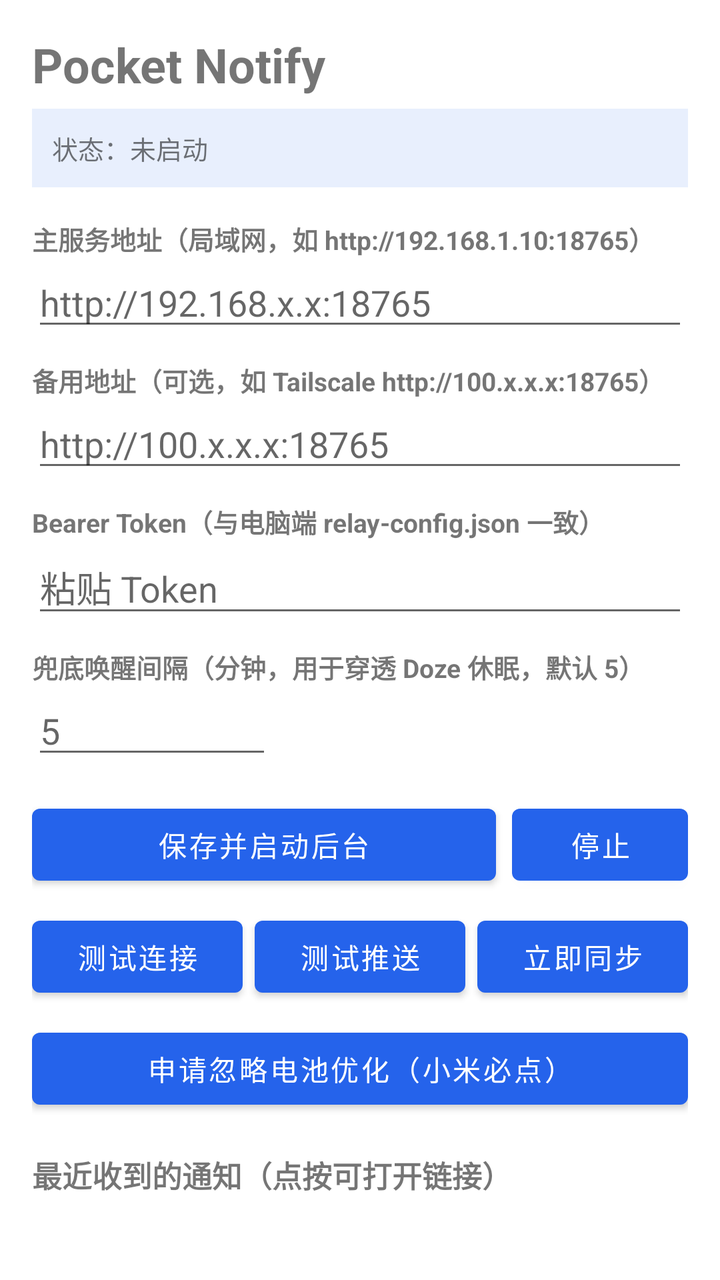
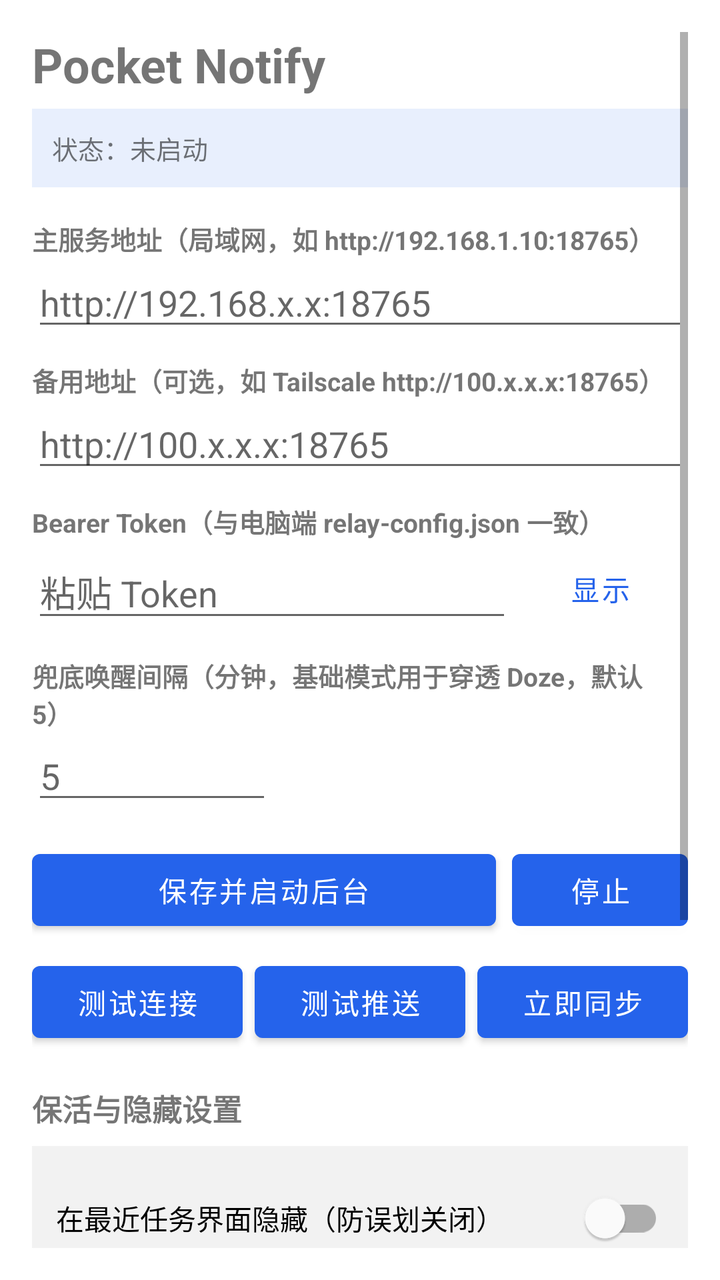

An Android layout rendered at two revisions. The XML below is the earlier revision; the diff shows what the commit changed to produce the second picture.
<!-- AndroidManifest.xml: application theme Theme.PocketNotify -->
<!-- res/layout/activity_main.xml -->
<?xml version="1.0" encoding="utf-8"?>
<ScrollView xmlns:android="http://schemas.android.com/apk/res/android"
    android:layout_width="match_parent"
    android:layout_height="match_parent"
    android:fillViewport="true"
    android:padding="16dp">

    <LinearLayout
        android:layout_width="match_parent"
        android:layout_height="wrap_content"
        android:orientation="vertical">

        <TextView
            android:layout_width="match_parent"
            android:layout_height="wrap_content"
            android:text="Pocket Notify"
            android:textSize="24sp"
            android:textStyle="bold" />

        <TextView
            android:id="@+id/tvStatus"
            android:layout_width="match_parent"
            android:layout_height="wrap_content"
            android:layout_marginTop="6dp"
            android:padding="10dp"
            android:background="#1A2563EB"
            android:text="状态：未启动"
            android:textSize="13sp" />

        <TextView
            android:layout_width="match_parent"
            android:layout_height="wrap_content"
            android:layout_marginTop="16dp"
            android:text="主服务地址（局域网，如 http://192.168.1.10:18765）"
            android:textSize="13sp"
            android:textStyle="bold" />

        <EditText
            android:id="@+id/etPrimaryUrl"
            android:layout_width="match_parent"
            android:layout_height="wrap_content"
            android:hint="http://192.168.x.x:18765"
            android:inputType="textUri"
            android:singleLine="true" />

        <TextView
            android:layout_width="match_parent"
            android:layout_height="wrap_content"
            android:layout_marginTop="10dp"
            android:text="备用地址（可选，如 Tailscale http://100.x.x.x:18765）"
            android:textSize="13sp"
            android:textStyle="bold" />

        <EditText
            android:id="@+id/etBackupUrl"
            android:layout_width="match_parent"
            android:layout_height="wrap_content"
            android:hint="http://100.x.x.x:18765"
            android:inputType="textUri"
            android:singleLine="true" />

        <TextView
            android:layout_width="match_parent"
            android:layout_height="wrap_content"
            android:layout_marginTop="10dp"
            android:text="Bearer Token（与电脑端 relay-config.json 一致）"
            android:textSize="13sp"
            android:textStyle="bold" />

        <EditText
            android:id="@+id/etToken"
            android:layout_width="match_parent"
            android:layout_height="wrap_content"
            android:hint="粘贴 Token"
            android:inputType="textVisiblePassword"
            android:singleLine="true" />

        <TextView
            android:layout_width="match_parent"
            android:layout_height="wrap_content"
            android:layout_marginTop="10dp"
            android:text="兜底唤醒间隔（分钟，用于穿透 Doze 休眠，默认 5）"
            android:textSize="13sp"
            android:textStyle="bold" />

        <EditText
            android:id="@+id/etInterval"
            android:layout_width="120dp"
            android:layout_height="wrap_content"
            android:hint="5"
            android:inputType="number"
            android:singleLine="true" />

        <LinearLayout
            android:layout_width="match_parent"
            android:layout_height="wrap_content"
            android:layout_marginTop="14dp"
            android:orientation="horizontal">

            <Button
                android:id="@+id/btnSaveStart"
                android:layout_width="0dp"
                android:layout_height="wrap_content"
                android:layout_weight="1"
                android:text="保存并启动后台" />

            <Button
                android:id="@+id/btnStop"
                android:layout_width="wrap_content"
                android:layout_height="wrap_content"
                android:layout_marginStart="8dp"
                android:text="停止" />
        </LinearLayout>

        <LinearLayout
            android:layout_width="match_parent"
            android:layout_height="wrap_content"
            android:layout_marginTop="8dp"
            android:orientation="horizontal">

            <Button
                android:id="@+id/btnTestConn"
                android:layout_width="0dp"
                android:layout_height="wrap_content"
                android:layout_weight="1"
                android:text="测试连接" />

            <Button
                android:id="@+id/btnSelfTest"
                android:layout_width="0dp"
                android:layout_height="wrap_content"
                android:layout_marginStart="6dp"
                android:layout_weight="1"
                android:text="测试推送" />

            <Button
                android:id="@+id/btnSyncNow"
                android:layout_width="0dp"
                android:layout_height="wrap_content"
                android:layout_marginStart="6dp"
                android:layout_weight="1"
                android:text="立即同步" />
        </LinearLayout>

        <Button
            android:id="@+id/btnBattery"
            android:layout_width="match_parent"
            android:layout_height="wrap_content"
            android:layout_marginTop="8dp"
            android:text="申请忽略电池优化（小米必点）" />

        <TextView
            android:layout_width="match_parent"
            android:layout_height="wrap_content"
            android:layout_marginTop="18dp"
            android:text="最近收到的通知（点按可打开链接）"
            android:textSize="15sp"
            android:textStyle="bold" />

        <LinearLayout
            android:id="@+id/llHistory"
            android:layout_width="match_parent"
            android:layout_height="wrap_content"
            android:layout_marginTop="8dp"
            android:orientation="vertical" />

    </LinearLayout>
</ScrollView>
<!-- resources referenced by this layout -->
<resources>
  <style name="Theme.PocketNotify" parent="Theme.MaterialComponents.DayNight.NoActionBar">
          <item name="colorPrimary">#2563EB</item>
          <item name="colorPrimaryVariant">#1D4ED8</item>
          <item name="colorOnPrimary">#FFFFFF</item>
          <item name="colorSecondary">#0EA5E9</item>
      </style>
</resources>

<!-- the commit's change to res/layout/activity_main.xml (unified diff, before → after) -->
@@ -3,6 +3,7 @@
     android:layout_width="match_parent"
     android:layout_height="match_parent"
     android:fillViewport="true"
+    android:fitsSystemWindows="true"
     android:padding="16dp">
 
     <LinearLayout
@@ -67,19 +68,34 @@
             android:textSize="13sp"
             android:textStyle="bold" />
 
-        <EditText
-            android:id="@+id/etToken"
-            android:layout_width="match_parent"
-            android:layout_height="wrap_content"
-            android:hint="粘贴 Token"
-            android:inputType="textVisiblePassword"
-            android:singleLine="true" />
+        <LinearLayout
+            android:layout_width="match_parent"
+            android:layout_height="wrap_content"
+            android:gravity="center_vertical"
+            android:orientation="horizontal">
+
+            <EditText
+                android:id="@+id/etToken"
+                android:layout_width="0dp"
+                android:layout_height="wrap_content"
+                android:layout_weight="1"
+                android:hint="粘贴 Token"
+                android:inputType="textPassword"
+                android:singleLine="true" />
+
+            <Button
+                android:id="@+id/btnToggleToken"
+                style="?android:attr/buttonBarButtonStyle"
+                android:layout_width="wrap_content"
+                android:layout_height="wrap_content"
+                android:text="显示" />
+        </LinearLayout>
 
         <TextView
             android:layout_width="match_parent"
             android:layout_height="wrap_content"
             android:layout_marginTop="10dp"
-            android:text="兜底唤醒间隔（分钟，用于穿透 Doze 休眠，默认 5）"
+            android:text="兜底唤醒间隔（分钟，基础模式用于穿透 Doze，默认 5）"
             android:textSize="13sp"
             android:textStyle="bold" />
 
@@ -142,12 +158,83 @@
                 android:text="立即同步" />
         </LinearLayout>
 
-        <Button
-            android:id="@+id/btnBattery"
+        
+        <TextView
+            android:layout_width="match_parent"
+            android:layout_height="wrap_content"
+            android:layout_marginTop="18dp"
+            android:text="保活与隐藏设置"
+            android:textSize="15sp"
+            android:textStyle="bold" />
+
+        <LinearLayout
             android:layout_width="match_parent"
             android:layout_height="wrap_content"
             android:layout_marginTop="8dp"
-            android:text="申请忽略电池优化（小米必点）" />
+            android:background="#0D000000"
+            android:orientation="vertical"
+            android:padding="12dp">
+
+            <com.google.android.material.switchmaterial.SwitchMaterial
+                android:id="@+id/swHideRecents"
+                android:layout_width="match_parent"
+                android:layout_height="wrap_content"
+                android:text="在最近任务界面隐藏（防误划关闭）"
+                android:textSize="14sp" />
+
+            <TextView
+                android:layout_width="match_parent"
+                android:layout_height="wrap_content"
+                android:layout_marginTop="2dp"
+                android:text="开启后不在多任务卡片显示，随时可从桌面图标重新打开。"
+                android:textColor="#666666"
+                android:textSize="12sp" />
+
+            <View
+                android:layout_width="match_parent"
+                android:layout_height="1dp"
+                android:layout_marginTop="10dp"
+                android:layout_marginBottom="10dp"
+                android:background="#22000000" />
+
+            <com.google.android.material.switchmaterial.SwitchMaterial
+                android:id="@+id/swRootMode"
+                android:layout_width="match_parent"
+                android:layout_height="wrap_content"
+                android:text="Root 模式（KernelSU 开机自启 &amp; 自动拉活）"
+                android:textSize="14sp" />
+
+            <TextView
+                android:id="@+id/tvRootStatus"
+                android:layout_width="match_parent"
+                android:layout_height="wrap_content"
+                android:layout_marginTop="4dp"
+                android:text="当前：基础模式（无 Root 通用：前台服务 + 定时唤醒）"
+                android:textColor="#555555"
+                android:textSize="12sp" />
+
+            <LinearLayout
+                android:layout_width="match_parent"
+                android:layout_height="wrap_content"
+                android:layout_marginTop="8dp"
+                android:orientation="horizontal">
+
+                <Button
+                    android:id="@+id/btnBattery"
+                    android:layout_width="0dp"
+                    android:layout_height="wrap_content"
+                    android:layout_weight="1"
+                    android:text="忽略电池优化" />
+
+                <Button
+                    android:id="@+id/btnCheckRoot"
+                    android:layout_width="0dp"
+                    android:layout_height="wrap_content"
+                    android:layout_marginStart="8dp"
+                    android:layout_weight="1"
+                    android:text="检查 Root 守护" />
+            </LinearLayout>
+        </LinearLayout>
 
         <TextView
             android:layout_width="match_parent"
<!-- resource entries referenced after the edit -->
@@ -5,6 +5,7 @@
           <item name="colorPrimaryVariant">#1D4ED8</item>
           <item name="colorOnPrimary">#FFFFFF</item>
           <item name="colorSecondary">#0EA5E9</item>
+          <item name="android:statusBarColor">#2563EB</item>
       </style>
 </resources>
 
